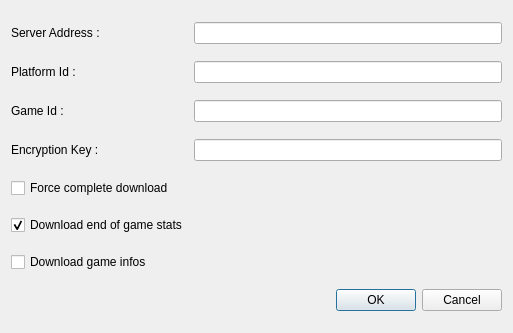
This is src/advancedrecorderdialog.ui in Aztorius/legendsreplay as Qt 5 draws it before an edit. The edited form follows.
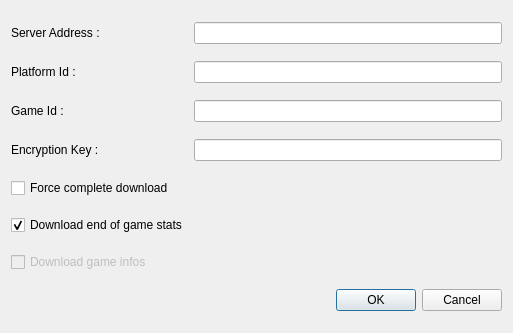
This is the edited form.

```diff
--- a/src/advancedrecorderdialog.ui
+++ b/src/advancedrecorderdialog.ui
@@ -80,6 +80,9 @@
    </item>
    <item row="6" column="1">
     <widget class="QCheckBox" name="checkBox_downloadGameInfos">
+     <property name="enabled">
+      <bool>false</bool>
+     </property>
      <property name="text">
       <string>Download game infos</string>
      </property>
```
Left out of the diff: 36 changed lines with no effect on the pictures.
